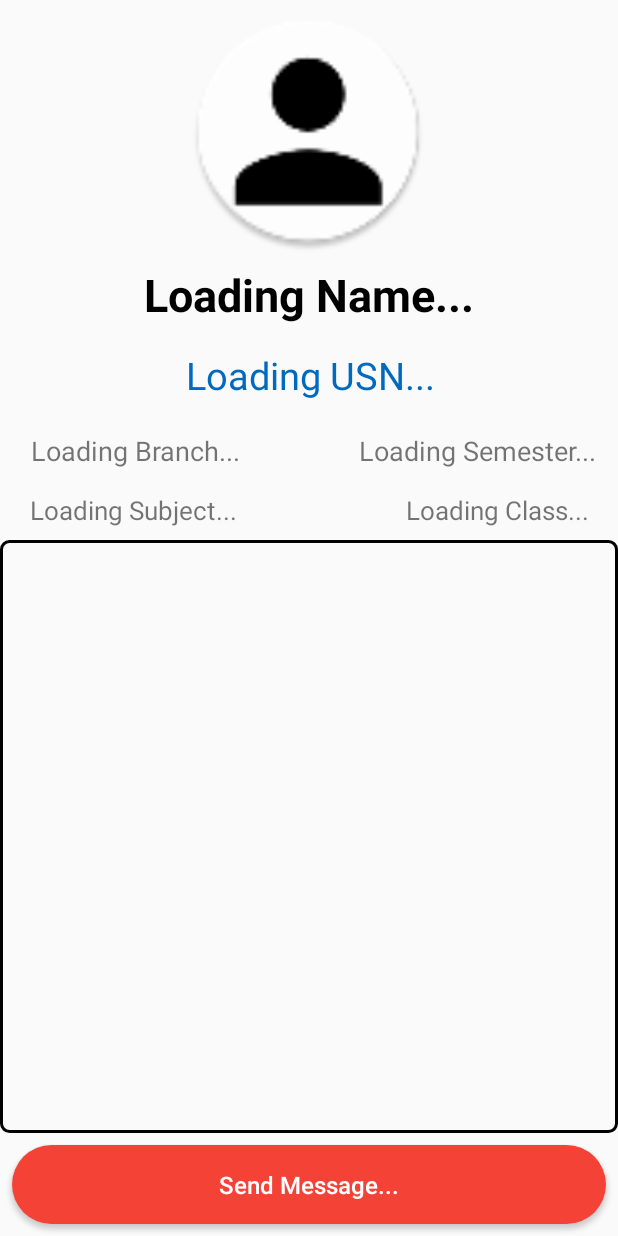
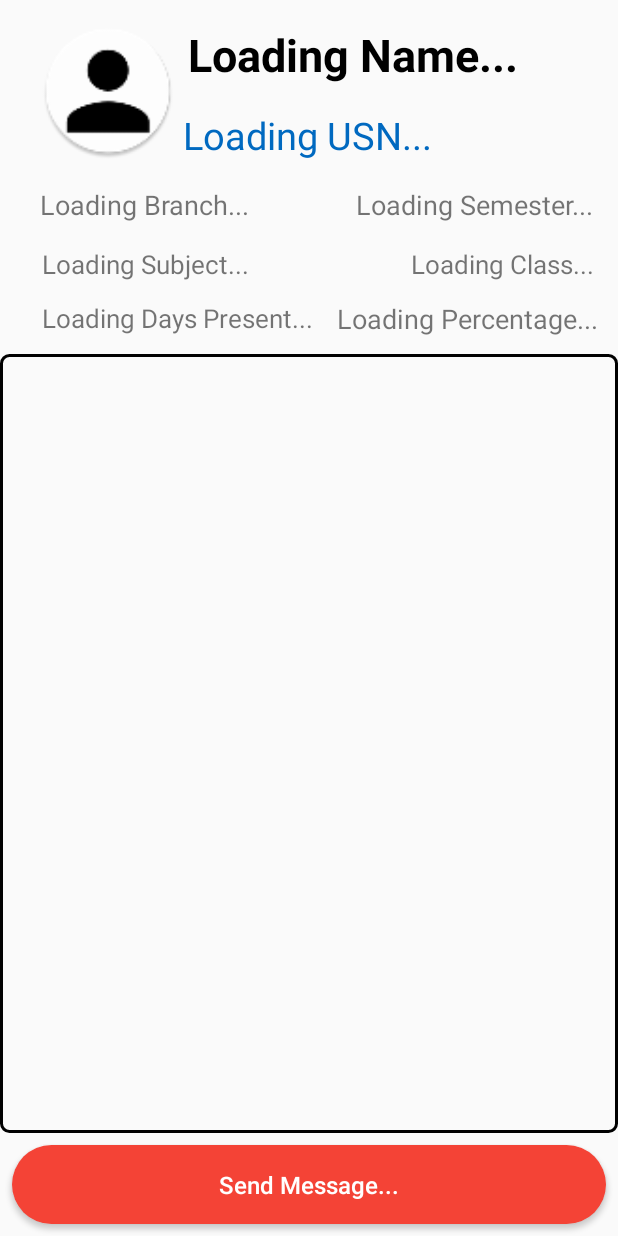
Before and after one commit to pradyotprksh/NewAttendanceAppFaculty, an Android app: the StudentStatus screen opened directly, with no data from a screen before it, on a phone screen of 412 x 824 dp. Run offline under Robolectric (Android 15) with nearby library versions, the phone set to English and light mode, and no system bars; our stand-ins replace CircleImageView, Firebase (no records; nobody signed in at launch, a user with empty details on screens opened directly).

Commit message:
Percentage Total Days etc.

```diff
--- a/app/src/main/java/com/application/pradyotprakash/newattendanceappfaculty/StudentStatus.java
+++ b/app/src/main/java/com/application/pradyotprakash/newattendanceappfaculty/StudentStatus.java
@@ -1,5 +1,6 @@
 package com.application.pradyotprakash.newattendanceappfaculty;
 
+import android.graphics.Color;
 import android.net.Uri;
 import android.support.annotation.NonNull;
 import android.support.v7.app.AppCompatActivity;
@@ -31,14 +32,15 @@ public class StudentStatus extends AppCompatActivity {
 
     private static String subject, studentid, name, className;
     private CircleImageView studentImage;
-    private TextView studentName, studentUsn, studentBranch, studentSemester, studentClass, studentSubject;
+    private TextView studentName, studentUsn, studentBranch, studentSemester, studentClass, studentSubject, studentDaysPresent, studentPercentage;
     private FirebaseFirestore studentInformationFirestore;
     private Uri studentImageURI = null;
     private Button sendMessage;
     private RecyclerView studentStatus;
     private List<StudentsStatus> studentsList;
     private StudentsStatusRecyclerAdapter studentRecyclerAdapter;
-    private FirebaseFirestore mFirestore;
+    private FirebaseFirestore mFirestore, mFirestore1;
+    private Double days, percentage;
 
     @Override
     protected void onCreate(Bundle savedInstanceState) {
@@ -55,6 +57,8 @@ public class StudentStatus extends AppCompatActivity {
         studentClass = findViewById(R.id.student_class);
         sendMessage = findViewById(R.id.send_message);
         studentSubject = findViewById(R.id.student_subject);
+        studentDaysPresent = findViewById(R.id.student_days_present);
+        studentPercentage = findViewById(R.id.student_percentage);
         studentInformationFirestore = FirebaseFirestore.getInstance();
         studentInformationFirestore
                 .collection("Student")
@@ -84,6 +88,26 @@ public class StudentStatus extends AppCompatActivity {
                         } catch (Exception e) {
                             Toast.makeText(StudentStatus.this, "...", Toast.LENGTH_SHORT).show();
                         }
+                        mFirestore1 = FirebaseFirestore.getInstance();
+                        mFirestore1.collection("Attendance").document(className).collection(subject).document(studentid).get().addOnCompleteListener(new OnCompleteListener<DocumentSnapshot>() {
+                            @Override
+                            public void onComplete(@NonNull Task<DocumentSnapshot> task) {
+                                if (task.isSuccessful()) {
+                                    if (task.getResult().exists()) {
+                                        days = task.getResult().getDouble("daysAttended");
+                                        percentage = task.getResult().getDouble("percentage");
+                                        studentDaysPresent.setText(String.valueOf(days));
+                                        studentPercentage.setText(String.valueOf(percentage));
+                                        if (percentage < 75.0) {
+                                            studentPercentage.setTextColor(Color.rgb(244, 67, 54));
+                                        }
+                                    } else {
+                                        studentDaysPresent.setText("0");
+                                        studentPercentage.setText("0.0");
+                                    }
+                                }
+                            }
+                        });
                         mFirestore = FirebaseFirestore.getInstance();
                         studentsList = new ArrayList<>();
                         studentRecyclerAdapter = new StudentsStatusRecyclerAdapter(getApplicationContext(), studentsList);
--- a/app/src/main/res/layout/activity_student_status.xml
+++ b/app/src/main/res/layout/activity_student_status.xml
@@ -8,13 +8,14 @@
 
     <de.hdodenhof.circleimageview.CircleImageView
         android:id="@+id/student_image"
-        android:layout_width="160dp"
-        android:layout_height="160dp"
+        android:layout_width="90dp"
+        android:layout_height="90dp"
         android:layout_marginEnd="8dp"
         android:layout_marginStart="8dp"
-        android:layout_marginTop="8dp"
+        android:layout_marginTop="16dp"
         android:src="@mipmap/default_profile_picture"
         app:layout_constraintEnd_toEndOf="parent"
+        app:layout_constraintHorizontal_bias="0.064"
         app:layout_constraintStart_toStartOf="parent"
         app:layout_constraintTop_toTopOf="parent" />
 
@@ -24,14 +25,15 @@
         android:layout_height="wrap_content"
         android:layout_marginEnd="8dp"
         android:layout_marginStart="8dp"
-        android:layout_marginTop="8dp"
+        android:layout_marginTop="16dp"
         android:text="@string/loading_name"
         android:textColor="@android:color/black"
         android:textSize="30sp"
         android:textStyle="bold"
         app:layout_constraintEnd_toEndOf="parent"
+        app:layout_constraintHorizontal_bias="0.666"
         app:layout_constraintStart_toStartOf="parent"
-        app:layout_constraintTop_toBottomOf="@+id/student_image" />
+        app:layout_constraintTop_toTopOf="parent" />
 
     <TextView
         android:id="@+id/student_usn"
@@ -45,7 +47,7 @@
         android:textSize="25sp"
         android:textStyle="normal"
         app:layout_constraintEnd_toEndOf="parent"
-        app:layout_constraintHorizontal_bias="0.503"
+        app:layout_constraintHorizontal_bias="0.497"
         app:layout_constraintStart_toStartOf="parent"
         app:layout_constraintTop_toBottomOf="@+id/student_name" />
 
@@ -55,11 +57,11 @@
         android:layout_height="wrap_content"
         android:layout_marginEnd="8dp"
         android:layout_marginStart="2dp"
-        android:layout_marginTop="288dp"
+        android:layout_marginTop="124dp"
         android:text="@string/loading_branch"
         android:textSize="18sp"
         app:layout_constraintEnd_toEndOf="parent"
-        app:layout_constraintHorizontal_bias="0.072"
+        app:layout_constraintHorizontal_bias="0.095"
         app:layout_constraintStart_toStartOf="parent"
         app:layout_constraintTop_toTopOf="parent" />
 
@@ -69,11 +71,11 @@
         android:layout_height="wrap_content"
         android:layout_marginEnd="2dp"
         android:layout_marginStart="8dp"
-        android:layout_marginTop="328dp"
+        android:layout_marginTop="164dp"
         android:text="@string/loading_class"
         android:textSize="17sp"
         app:layout_constraintEnd_toEndOf="parent"
-        app:layout_constraintHorizontal_bias="0.852"
+        app:layout_constraintHorizontal_bias="0.878"
         app:layout_constraintStart_toEndOf="@+id/student_branch"
         app:layout_constraintTop_toTopOf="parent" />
 
@@ -81,13 +83,21 @@
         android:id="@+id/student_subject"
         android:layout_width="wrap_content"
         android:layout_height="wrap_content"
-        android:layout_marginEnd="256dp"
-        android:layout_marginStart="20dp"
-        android:layout_marginTop="328dp"
+        android:layout_marginStart="28dp"
+        android:layout_marginTop="164dp"
         android:text="Loading Subject..."
         android:textSize="17sp"
-        app:layout_constraintEnd_toEndOf="parent"
-        app:layout_constraintHorizontal_bias="0.0"
+        app:layout_constraintStart_toStartOf="parent"
+        app:layout_constraintTop_toTopOf="parent" />
+
+    <TextView
+        android:id="@+id/student_days_present"
+        android:layout_width="wrap_content"
+        android:layout_height="wrap_content"
+        android:layout_marginStart="28dp"
+        android:layout_marginTop="200dp"
+        android:text="Loading Days Present..."
+        android:textSize="17sp"
         app:layout_constraintStart_toStartOf="parent"
         app:layout_constraintTop_toTopOf="parent" />
 
@@ -97,11 +107,25 @@
         android:layout_height="wrap_content"
         android:layout_marginEnd="2dp"
         android:layout_marginStart="8dp"
-        android:layout_marginTop="288dp"
+        android:layout_marginTop="124dp"
         android:text="@string/loading_semester"
         android:textSize="18sp"
         app:layout_constraintEnd_toEndOf="parent"
-        app:layout_constraintHorizontal_bias="0.852"
+        app:layout_constraintHorizontal_bias="0.82"
+        app:layout_constraintStart_toEndOf="@+id/student_branch"
+        app:layout_constraintTop_toTopOf="parent" />
+
+    <TextView
+        android:id="@+id/student_percentage"
+        android:layout_width="wrap_content"
+        android:layout_height="wrap_content"
+        android:layout_marginEnd="2dp"
+        android:layout_marginStart="8dp"
+        android:layout_marginTop="200dp"
+        android:text="Loading Percentage..."
+        android:textSize="18sp"
+        app:layout_constraintEnd_toEndOf="parent"
+        app:layout_constraintHorizontal_bias="0.82"
         app:layout_constraintStart_toEndOf="@+id/student_branch"
         app:layout_constraintTop_toTopOf="parent" />
 
@@ -127,11 +151,11 @@
         android:layout_width="0dp"
         android:layout_height="0dp"
         android:layout_marginBottom="8dp"
-        android:layout_marginTop="8dp"
+        android:layout_marginTop="12dp"
         android:background="@drawable/border"
         app:layout_constraintBottom_toTopOf="@+id/send_message"
         app:layout_constraintEnd_toEndOf="parent"
         app:layout_constraintStart_toStartOf="parent"
-        app:layout_constraintTop_toBottomOf="@+id/student_subject" />
+        app:layout_constraintTop_toBottomOf="@+id/student_days_present" />
 
 </android.support.constraint.ConstraintLayout>
```
Also changed, not shown: app/src/main/java/com/application/pradyotprakash/newattendanceappfaculty/StudentAttendanceList.java (+39 -1 lines), app/src/main/java/com/application/pradyotprakash/newattendanceappfaculty/StudentRecyclerAdapter.java (+37 -10 lines).
